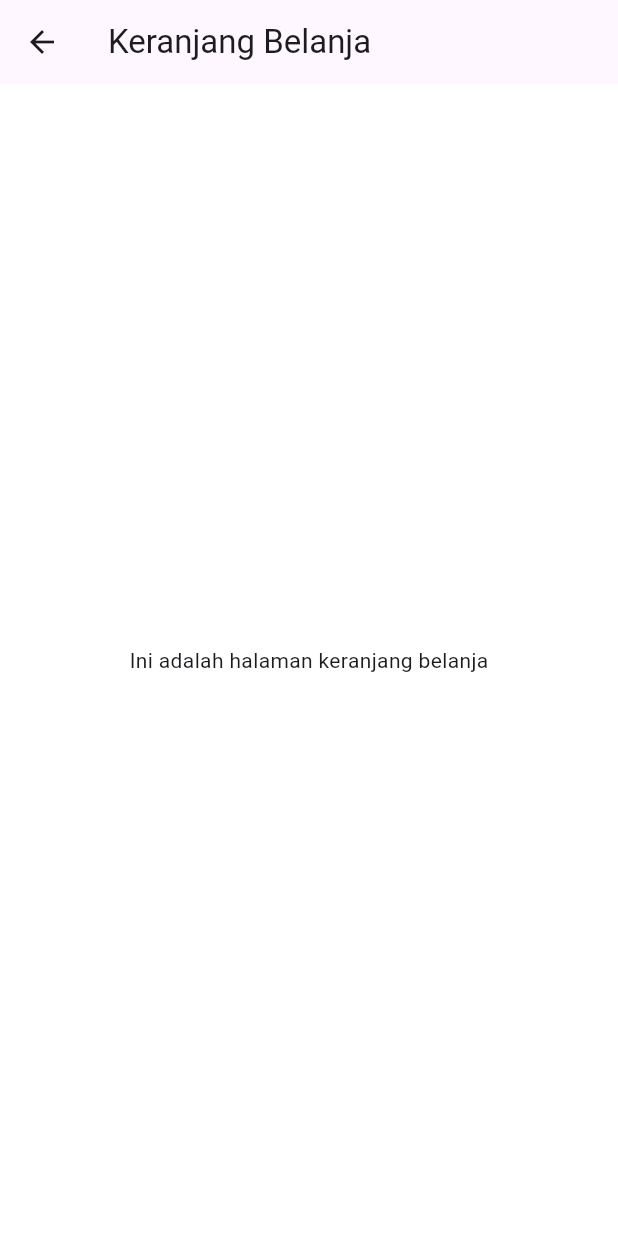
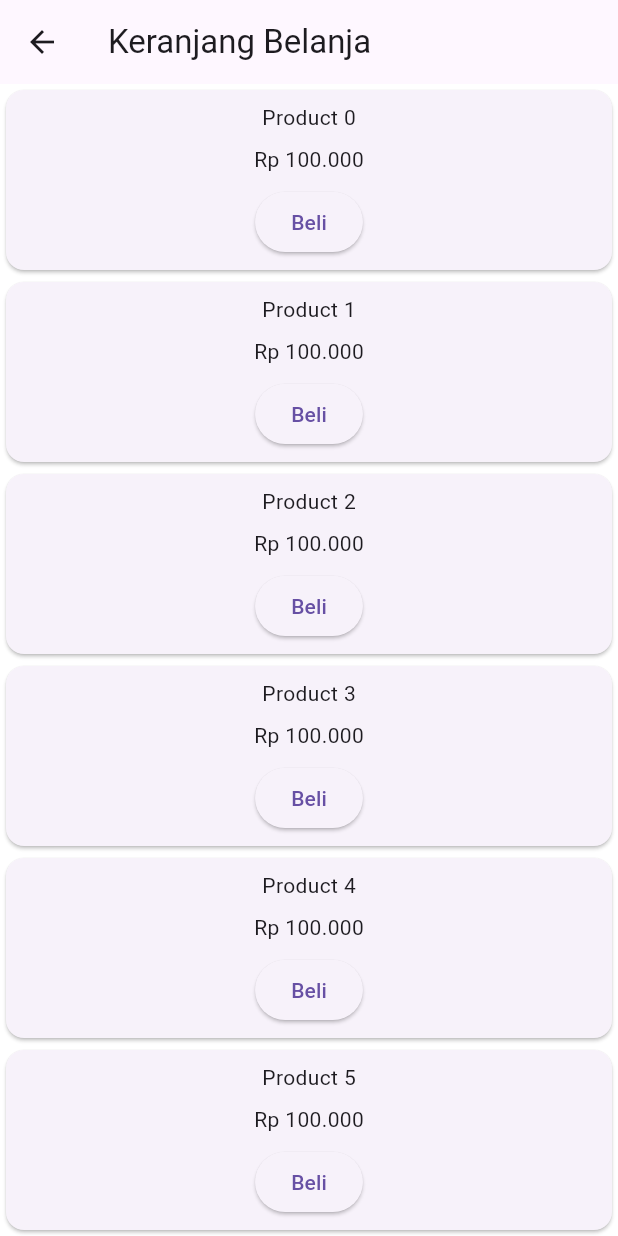
Before and after one commit to Wibiemahardhika22/hands-on-project-mikti, a Flutter app: the CartPage screen opened directly, on a phone screen of 412 x 824 dp. Run offline on Flutter 3.47's test engine with Material 3 defaults, Android fonts, the phone set to English and light mode, and no system bars; our stand-ins replace curved_navigation_bar.

Commit message:
feat: Layout Builder

```diff
--- a/lib/pages/cart_page.dart
+++ b/lib/pages/cart_page.dart
@@ -9,9 +9,47 @@ class CartPage extends StatelessWidget {
       appBar: AppBar(
         title: const Text("Keranjang Belanja"),
       ),
-      body: const Center(
-        child: Text("Ini adalah halaman keranjang belanja"),
+      body: LayoutBuilder(
+        builder: (BuildContext context, BoxConstraints constraints) {
+          if (constraints.maxWidth < 600) {
+            return ListView(
+              children: _generateConstraints(),
+            );
+          } else if (constraints.maxWidth < 900) {
+            return GridView.count(
+              crossAxisCount: 2,
+              children: _generateConstraints(),
+            );
+          } else {
+            return GridView.count(
+              crossAxisCount: 4,
+              children: _generateConstraints(),
+            );
+          }
+        },
       ),
     );
   }
 }
+
+List<Widget> _generateConstraints() {
+  return List<Widget>.generate(10, (int index) {
+    return Card(
+      child: Column(
+        mainAxisAlignment: MainAxisAlignment.center,
+        children: [
+          const SizedBox(height: 8),
+          Text("Product $index"),
+          const SizedBox(height: 8),
+          Text("Rp 100.000"),
+          const SizedBox(height: 8),
+          ElevatedButton(
+            onPressed: () {},
+            child: const Text("Beli"),
+          ),
+          const SizedBox(height: 8),
+        ],
+      ),
+    );
+  });
+}
```
